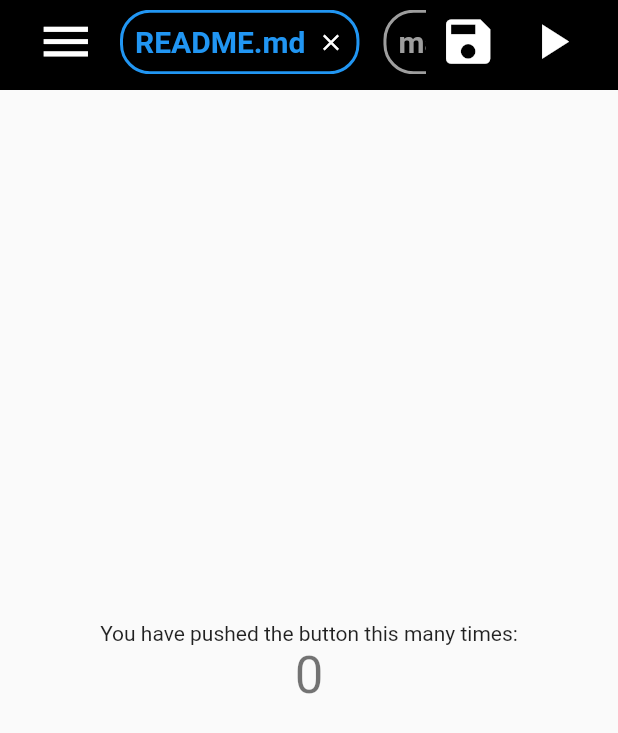
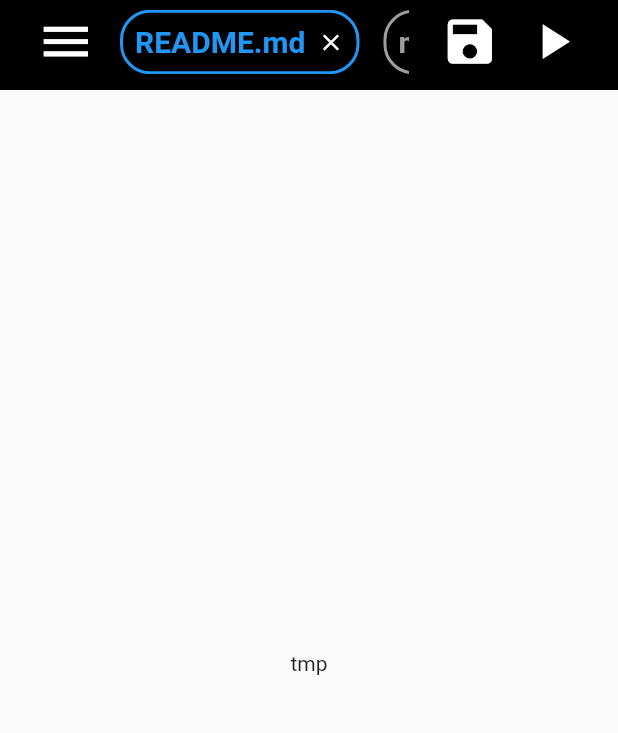
Before and after one commit to sangily/meoru_ide, a Flutter app: the screen it shows after launch, on a phone screen of 412 x 824 dp. Shown: the top 733 px of the screen. Run offline on Flutter 3.47's test engine with Material 2 defaults, Android fonts, the phone set to English and light mode, and no system bars; our stand-ins replace device_preview.

Commit message:
custom drawer 구성.. but 안 쓸 듯. main.dart 정리

```diff
--- a/analysis_options.yaml
+++ b/analysis_options.yaml
@@ -6,6 +6,7 @@ linter:
     avoid_print: false
     prefer_const_constructors: false
     prefer_const_constructors_in_immutables: false
+    no_logic_in_create_state: false
 
 extensions:
   - provider: true
--- a/lib/main.dart
+++ b/lib/main.dart
@@ -1,57 +1,38 @@
-import 'package:flutter/foundation.dart';
-import 'package:flutter/material.dart';
-import 'package:provider/provider.dart';
-import 'package:device_preview/device_preview.dart';
-import 'screens/topbar/topbar.dart' as tb;
+import 'index.dart';
 
 void main() {
   runApp(
-    DevicePreview(
-      builder: (context) => MultiProvider(
-        providers: [
-          ChangeNotifierProvider(create: (_) => Counter()),
-        ],
-        child: const MyApp(),
-      ),
-    ),
+    // DevicePreview(
+    //   builder: (context) =>
+    // MultiProvider(
+        // providers: [
+        //   ChangeNotifierProvider(create: (_) => (_)),
+        // ],
+        // child: const MeoruIDE(),
+      // ),
+    // ),
+    const MeoruIDE()
   );
 }
 
-class Counter with ChangeNotifier, DiagnosticableTreeMixin {
-  int _count = 0;
-
-  int get count => _count;
-
-  void increment() {
-    _count++;
-    notifyListeners();
-  }
-
-  @override
-  void debugFillProperties(DiagnosticPropertiesBuilder properties) {
-    super.debugFillProperties(properties);
-    properties.add(IntProperty('count', count));
-  }
-}
-
-class MyApp extends StatelessWidget {
-  const MyApp({Key? key}) : super(key: key);
+class MeoruIDE extends StatelessWidget {
+  const MeoruIDE({Key? key}) : super(key: key);
 
   @override
   Widget build(BuildContext context) {
     return const MaterialApp(
-      home: MyHomePage(),
+      home: MainPage(),
     );
   }
 }
 
-class MyHomePage extends StatelessWidget {
-  const MyHomePage({Key? key}) : super(key: key);
+class MainPage extends StatelessWidget {
+  const MainPage({Key? key}) : super(key: key);
 
   @override
   Widget build(BuildContext context) {
     return Scaffold(
-      appBar: tb.TopBarWidget(
+      appBar: TopBarWidget(
         openFiles: [
           'README.md',
           'main.dart',
@@ -62,29 +43,40 @@ class MyHomePage extends StatelessWidget {
           'test5.kt'
         ],
       ),
-      body: const Center(
-        child: Column(
-          mainAxisSize: MainAxisSize.min,
-          mainAxisAlignment: MainAxisAlignment.center,
-          children: <Widget>[
-            Text('You have pushed the button this many times:'),
-            Count(),
-          ],
-        ),
-      ),
+      // body: ExplorerWidget()
+      body: Center(
+        child: Text('tmp'),
+      )
     );
   }
 }
 
-class Count extends StatelessWidget {
-  const Count({Key? key}) : super(key: key);
-
-  @override
-  Widget build(BuildContext context) {
-    return Text(
-      '${context.watch<Counter>().count}',
-      key: const Key('counterState'),
-      style: Theme.of(context).textTheme.headlineMedium,
-    );
-  }
-}
+// class Counter with ChangeNotifier, DiagnosticableTreeMixin {
+//   int _count = 0;
+//
+//   int get count => _count;
+//
+//   void increment() {
+//     _count++;
+//     notifyListeners();
+//   }
+//
+//   @override
+//   void debugFillProperties(DiagnosticPropertiesBuilder properties) {
+//     super.debugFillProperties(properties);
+//     properties.add(IntProperty('count', count));
+//   }
+// }
+//
+// class Count extends StatelessWidget {
+//   const Count({Key? key}) : super(key: key);
+//
+//   @override
+//   Widget build(BuildContext context) {
+//     return Text(
+//       '${context.watch<Counter>().count}',
+//       key: const Key('counterState'),
+//       style: Theme.of(context).textTheme.headlineMedium,
+//     );
+//   }
+// }
--- a/lib/screens/topbar/topbar.dart
+++ b/lib/screens/topbar/topbar.dart
@@ -12,6 +12,7 @@ class TopBarWidget extends StatelessWidget implements PreferredSize {
     required this.openFiles,
   });
 
+  // TODO : 흰색 테두리 적용
   @override
   Widget get child => AppBar(
         backgroundColor: Colors.black,
@@ -81,9 +82,9 @@ class TopBarWidget extends StatelessWidget implements PreferredSize {
             ),
 
             SizedBox(
-          width: kToolbarHeight * 2, // Fixed width
+              width: kToolbarHeight * 2.2, // Fixed width
               child: Row(
-            mainAxisAlignment: MainAxisAlignment.spaceEvenly,
+                mainAxisAlignment: MainAxisAlignment.end,
                 children: [
                   IconButton(
                     iconSize: kToolbarHeight * 0.7,
```
Also changed, not shown: lib/index.dart (added, +8 -0 lines), lib/screens/explorer/explorer.dart (added, +87 -0 lines), 1 other file. Lines whose indentation alone changed are shown as unchanged.
